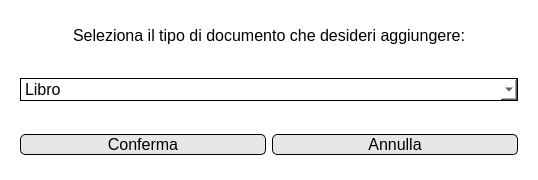
First picture: the form in View/Amministratore/UI files/aggiungi documento.ui, repository FrancescoFinizii/Biblioteca-universitaria, before the edit.
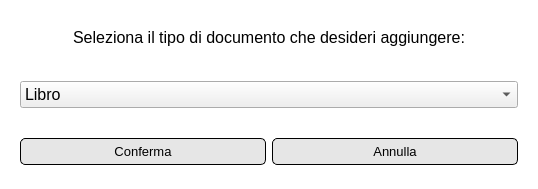
Second picture: the form after the edit. Icons and pictures are not drawn.

Diff of the .ui file:
```diff
--- a/View/Amministratore/UI files/aggiungi documento.ui
+++ b/View/Amministratore/UI files/aggiungi documento.ui
@@ -7,7 +7,7 @@
     <x>0</x>
     <y>0</y>
     <width>538</width>
-    <height>180</height>
+    <height>189</height>
    </rect>
   </property>
   <property name="windowTitle">
@@ -18,7 +18,20 @@
     <normaloff>../Resources/logo.png</normaloff>../Resources/logo.png</iconset>
   </property>
   <property name="styleSheet">
-   <string notr="true">background-color: rgb(255, 255, 255);</string>
+   <string notr="true">QDialog#Dialog {
+background-color: rgb(255, 255, 255);
+color.black;
+}
+QPushButton {
+	border: 1px solid;
+	background-color:rgb(230, 230, 230);
+	border-radius: 5px;
+	border-color: rgb(0, 0, 0);
+	padding: 5px 3px;
+}
+QPushButton:hover {
+	background-color: rgb(207, 207, 207);
+}</string>
   </property>
   <property name="modal">
    <bool>true</bool>
@@ -55,9 +68,6 @@
           <pointsize>12</pointsize>
          </font>
         </property>
-        <property name="styleSheet">
-         <string notr="true">border: 1px solid;</string>
-        </property>
         <item>
          <property name="text">
           <string>Libro</string>
@@ -80,20 +90,9 @@
        <widget class="QPushButton" name="confermaButton">
         <property name="font">
          <font>
-          <pointsize>12</pointsize>
+          <pointsize>10</pointsize>
          </font>
         </property>
-        <property name="styleSheet">
-         <string notr="true">QPushButton#confermaButton {
-	border: 1px solid;
-	background-color:rgb(230, 230, 230);
-	border-radius: 5px;
-	border-color: rgb(0, 0, 0);
-}
-QPushButton#confermaButton:hover {
-	background-color: rgb(207, 207, 207);
-}</string>
-        </property>
         <property name="text">
          <string>Conferma</string>
         </property>
@@ -107,20 +106,9 @@
        <widget class="QPushButton" name="annullaButton">
         <property name="font">
          <font>
-          <pointsize>12</pointsize>
+          <pointsize>10</pointsize>
          </font>
         </property>
-        <property name="styleSheet">
-         <string notr="true">QPushButton#annullaButton {
-	border: 1px solid;
-	background-color:rgb(230, 230, 230);
-	border-radius: 5px;
-	border-color: rgb(0, 0, 0);
-}
-QPushButton#annullaButton:hover {
-	background-color: rgb(207, 207, 207);
-}</string>
-        </property>
         <property name="text">
          <string>Annulla</string>
         </property>
```
